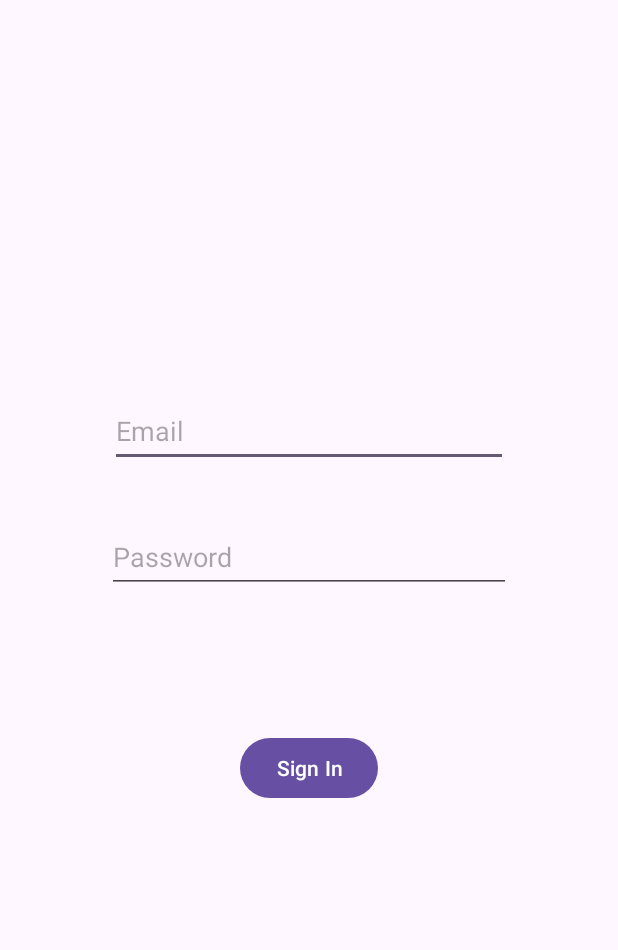
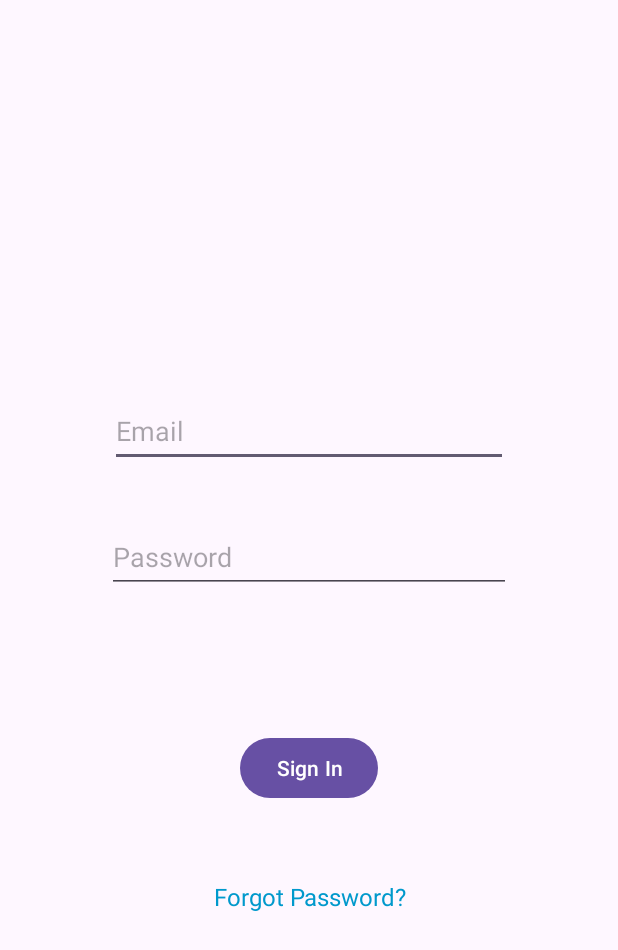
Before and after one commit to Myst9/Waste-Management-App, an Android app: the SignInActivity screen opened directly, with no data from a screen before it, on a phone screen of 412 x 824 dp. Shown: the top 950 px of the screen. Run offline under Robolectric (Android 15) with nearby library versions, the phone set to English and light mode, and no system bars; our stand-ins replace Firebase (no records; nobody signed in at launch, a user with empty details on screens opened directly).

Commit message:
Forgot password

```diff
--- a/app/src/main/res/layout/activity_signin.xml
+++ b/app/src/main/res/layout/activity_signin.xml
@@ -44,4 +44,19 @@
         app:layout_constraintTop_toBottomOf="@+id/password"
         app:layout_constraintVertical_bias="0.243" />
 
+    <TextView
+        android:id="@+id/forgotPassword"
+        android:layout_width="152dp"
+        android:layout_height="49dp"
+        android:layout_gravity="center_horizontal"
+        android:layout_marginBottom="188dp"
+        android:clickable="true"
+        android:text="Forgot Password?"
+        android:textColor="@android:color/holo_blue_dark"
+        android:textSize="16sp"
+        app:layout_constraintBottom_toBottomOf="parent"
+        app:layout_constraintEnd_toEndOf="parent"
+        app:layout_constraintHorizontal_bias="0.548"
+        app:layout_constraintStart_toStartOf="parent" />
+
 </androidx.constraintlayout.widget.ConstraintLayout>
```
Also changed, not shown: app/src/main/java/com/example/wastemanagement/MainActivity.kt (+10 -5 lines), app/src/main/java/com/example/wastemanagement/SignInActivity.kt (+32 -0 lines).
